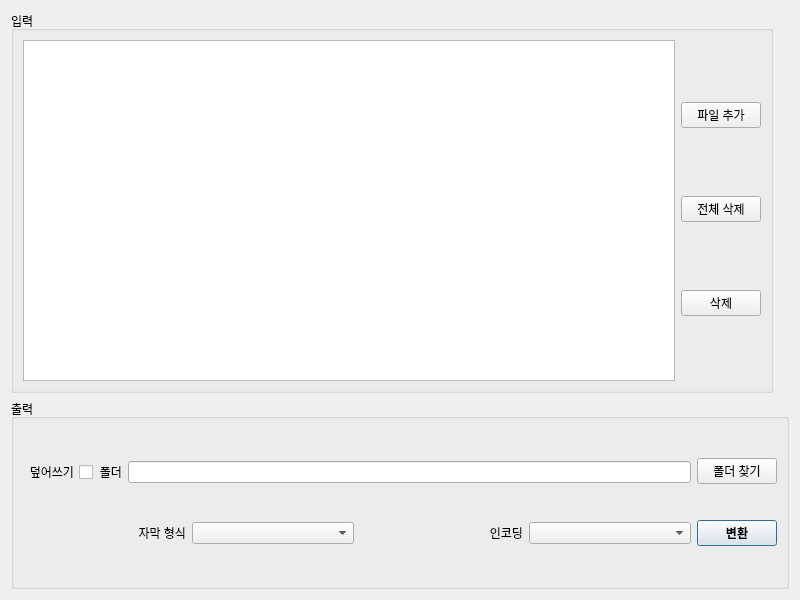
Qt form subtitle_convert/main_gui.ui (handrake/subtitle-convert) before a commit.
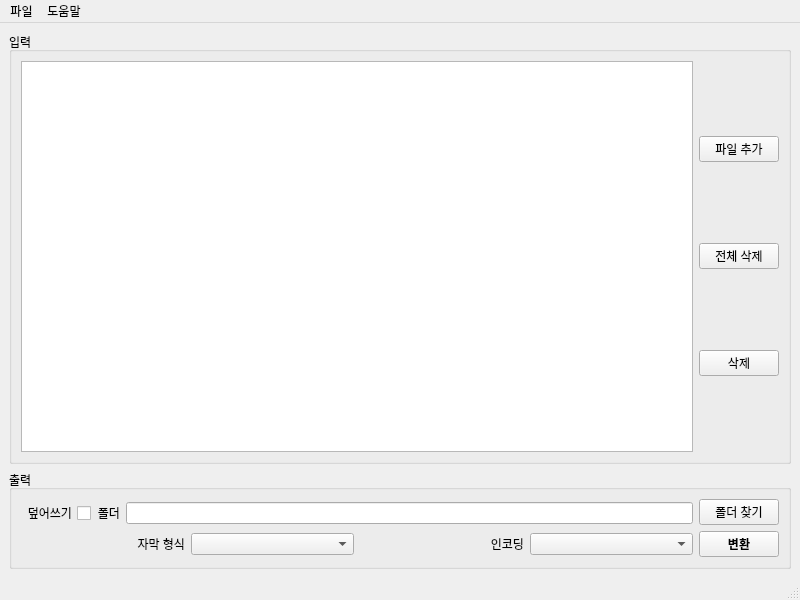
The same form after that commit.

Commit message: switched from using QDialog for main window to QMainWindow and added program icon

The edit to the form file:
```diff
--- a/subtitle_convert/main_gui.ui
+++ b/subtitle_convert/main_gui.ui
@@ -1,7 +1,7 @@
 <?xml version="1.0" encoding="UTF-8"?>
 <ui version="4.0">
- <class>Dialog</class>
- <widget class="QDialog" name="Dialog">
+ <class>MainWindow</class>
+ <widget class="QMainWindow" name="MainWindow">
   <property name="geometry">
    <rect>
     <x>0</x>
@@ -16,8 +16,7 @@
   <property name="windowTitle">
    <string>Subtitle Convert</string>
   </property>
-  <layout class="QVBoxLayout" name="verticalLayout_5">
-   <item>
+  <widget class="QWidget" name="centralwidget">
     <layout class="QVBoxLayout" name="verticalLayout_4">
      <item>
       <widget class="QGroupBox" name="input_groupBox">
@@ -32,13 +31,15 @@
        </property>
        <property name="maximumSize">
         <size>
-         <width>762</width>
-         <height>382</height>
+        <width>16777215</width>
+        <height>16777215</height>
         </size>
        </property>
        <property name="title">
         <string>입력</string>
        </property>
+      <layout class="QHBoxLayout" name="horizontalLayout_6">
+       <item>
        <layout class="QHBoxLayout" name="horizontalLayout">
         <item>
          <widget class="QListWidget" name="input_file_list">
@@ -85,6 +86,8 @@
          </layout>
         </item>
        </layout>
+       </item>
+      </layout>
       </widget>
      </item>
      <item>
@@ -207,9 +210,57 @@
       </widget>
      </item>
     </layout>
-   </item>
-  </layout>
-  <zorder></zorder>
+  </widget>
+  <widget class="QMenuBar" name="menubar">
+   <property name="geometry">
+    <rect>
+     <x>0</x>
+     <y>0</y>
+     <width>800</width>
+     <height>38</height>
+    </rect>
+   </property>
+   <widget class="QMenu" name="file_menu">
+    <property name="title">
+     <string>파일</string>
+    </property>
+    <addaction name="add_file_action"/>
+    <addaction name="exit_action"/>
+   </widget>
+   <widget class="QMenu" name="help_menu">
+    <property name="title">
+     <string>도움말</string>
+    </property>
+    <addaction name="information_action"/>
+   </widget>
+   <addaction name="file_menu"/>
+   <addaction name="help_menu"/>
+  </widget>
+  <widget class="QStatusBar" name="statusbar"/>
+  <action name="add_file_action">
+   <property name="text">
+    <string>파일 추가</string>
+   </property>
+   <property name="shortcut">
+    <string>Ctrl+O</string>
+   </property>
+  </action>
+  <action name="exit_action">
+   <property name="text">
+    <string>종료</string>
+   </property>
+   <property name="shortcut">
+    <string>Esc</string>
+   </property>
+  </action>
+  <action name="information_action">
+   <property name="text">
+    <string>정보</string>
+   </property>
+   <property name="shortcut">
+    <string>F1</string>
+   </property>
+  </action>
  </widget>
  <resources/>
  <connections/>
```
Left out of the diff: 3 changed lines with no effect on the pictures. Lines whose indentation alone changed are shown as unchanged. The commit also changes 4 other files.
